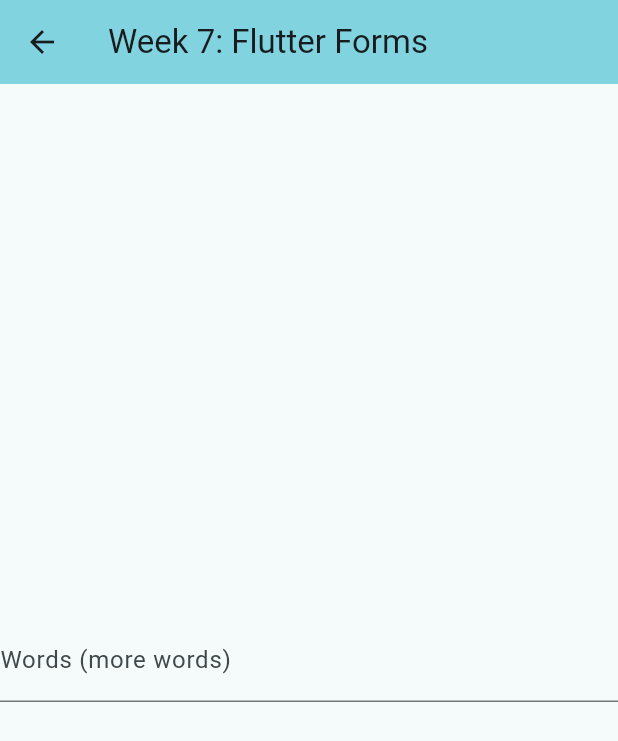
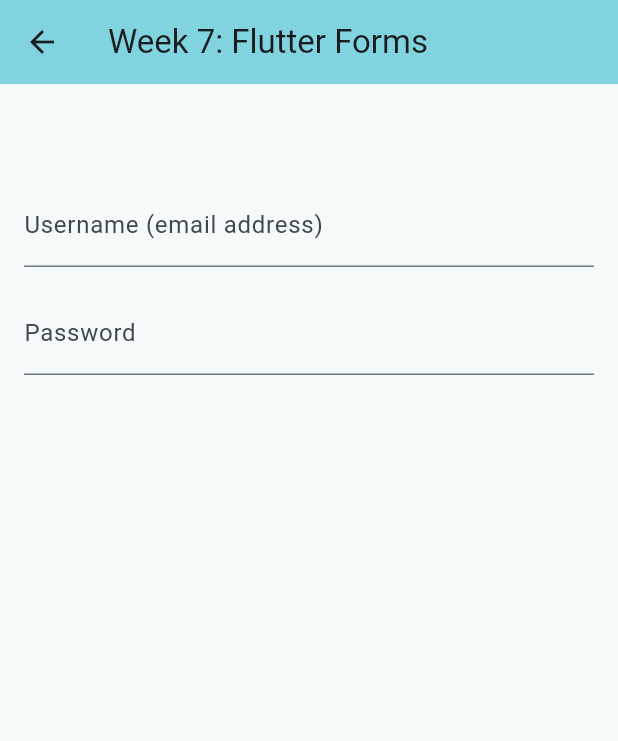
Before and after one commit to Rss1176/CS991-Application, a Flutter app: the Week7 screen opened directly, on a phone screen of 412 x 824 dp. Shown: the top 741 px of the screen. Run offline on Flutter 3.47's test engine with Material 3 defaults, Android fonts, the phone set to English and light mode, and no system bars.

```diff
--- a/lib/week7.dart
+++ b/lib/week7.dart
@@ -37,15 +37,30 @@ class _Week7State extends State<Week7> {
         title: Text(widget.title),
       ),
       body: Center(
-        child: Form(
-            child: TextFormField(
-              decoration: InputDecoration(
-                hintText: "put a word here",
-                labelText: "Words (more words)"
-              ),
-            )
-          )
-        )
+        child: Padding(
+          padding: const EdgeInsets.all(16.0),
+          child: Form(
+            child: Column(
+              children: [
+                SizedBox(height:50.0),
+                TextFormField(
+                  decoration: InputDecoration(
+                    hintText: "ross@email.com",
+                    labelText: "Username (email address)"
+                  ),
+                ),
+                SizedBox(height: 16.0),
+                TextFormField(
+                  decoration: InputDecoration(
+                    hintText: "",
+                    labelText: "Password"
+                  ),
+                ),
+              ],
+            ),
+          ),
+        ),
+      ),
     );
   }
 }
```
